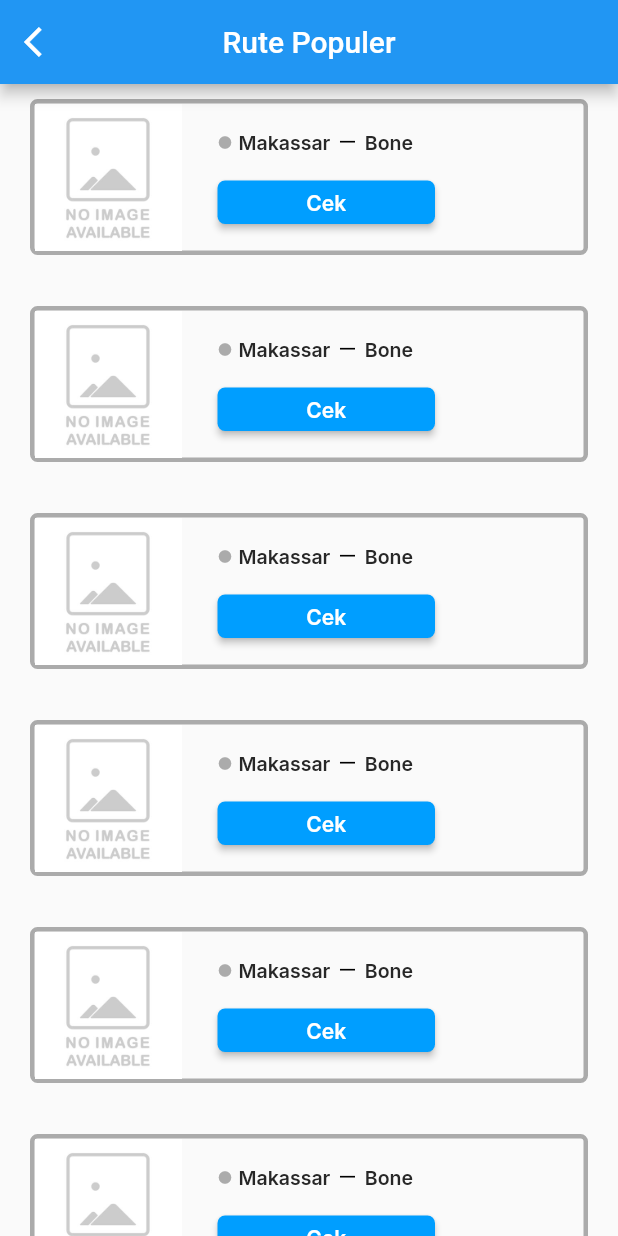
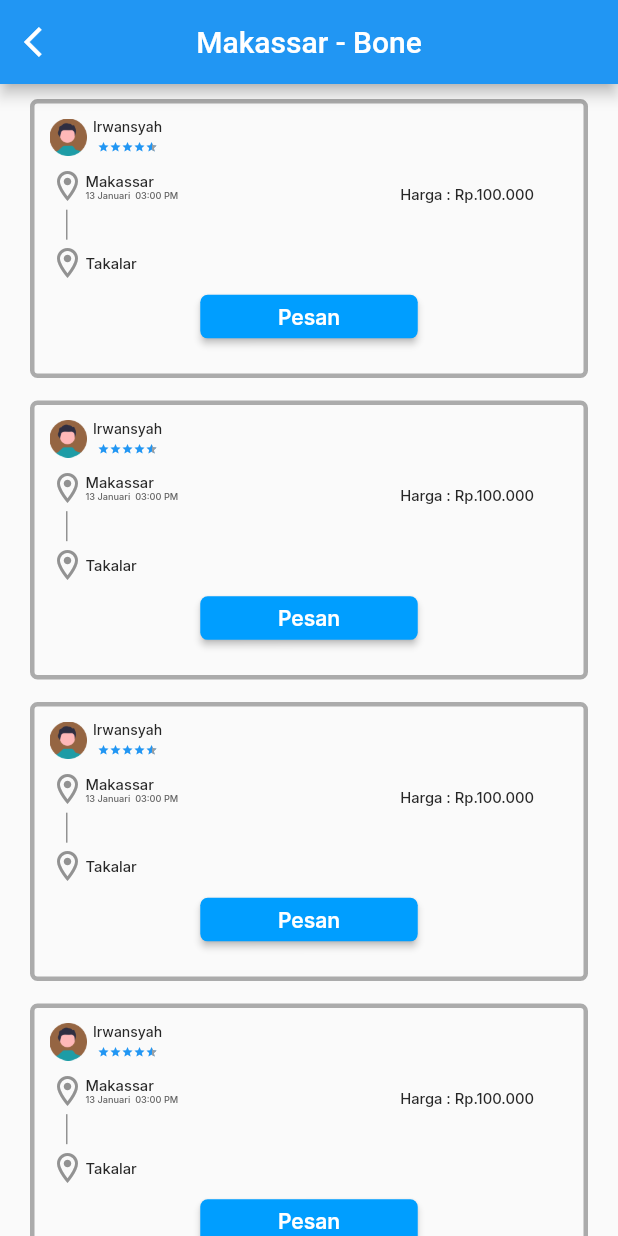
Before and after one commit to Dhaniramli/satuarah-app, a Flutter app: the PopularRouteView screen opened by its route, scrolled down 576 dp, after a tap on "Cek", on a phone screen of 412 x 824 dp. Run offline on Flutter 3.47's test engine with Material 2 defaults, Android fonts, the phone set to English and light mode, and no system bars; our stand-ins replace cloud_firestore, firebase_auth, firebase_core, flutter_switch, get, google_fonts; accounts and stored records are empty.

Commit message:
tampilan cek

```diff
--- /dev/null
+++ b/lib/app/modules/cek/bindings/cek_binding.dart
@@ -0,0 +1,12 @@
+import 'package:get/get.dart';
+
+import '../controllers/cek_controller.dart';
+
+class CekBinding extends Bindings {
+  @override
+  void dependencies() {
+    Get.lazyPut<CekController>(
+      () => CekController(),
+    );
+  }
+}
--- /dev/null
+++ b/lib/app/modules/cek/controllers/cek_controller.dart
@@ -0,0 +1,23 @@
+import 'package:get/get.dart';
+
+class CekController extends GetxController {
+  //TODO: Implement CekController
+
+  final count = 0.obs;
+  @override
+  void onInit() {
+    super.onInit();
+  }
+
+  @override
+  void onReady() {
+    super.onReady();
+  }
+
+  @override
+  void onClose() {
+    super.onClose();
+  }
+
+  void increment() => count.value++;
+}
--- /dev/null
+++ b/lib/app/modules/cek/views/cek_view.dart
@@ -0,0 +1,37 @@
+import 'package:flutter/material.dart';
+
+import 'package:get/get.dart';
+
+import '../../../../theme.dart';
+import '../controllers/cek_controller.dart';
+import 'widgets/card_full.dart';
+
+class CekView extends GetView<CekController> {
+  CekView({Key? key}) : super(key: key);
+
+  final List<Widget> myCek = List.generate(
+    20,
+    (index) => const CardFull(),
+  ).reversed.toList();
+
+  @override
+  Widget build(BuildContext context) {
+    return Scaffold(
+      appBar: AppBar(
+        title: const Text('Makassar - Bone'),
+        centerTitle: true,
+        leading: IconButton(
+          onPressed: () => Get.back(),
+          icon: const Icon(
+            Icons.arrow_back_ios,
+            color: white,
+          ),
+        ),
+      ),
+      body: ListView.builder(
+        itemCount: myCek.length,
+        itemBuilder: (context, index) => myCek[index],
+      ),
+    );
+  }
+}
--- /dev/null
+++ b/lib/app/modules/cek/views/widgets/card_full.dart
@@ -0,0 +1,161 @@
+import 'package:flutter/material.dart';
+
+import '../../../../../shared/rating_bar.dart';
+import '../../../../../theme.dart';
+
+class CardFull extends StatelessWidget {
+  const CardFull({
+    super.key,
+  });
+
+  @override
+  Widget build(BuildContext context) {
+    return Container(
+      margin: const EdgeInsets.only(right: 20, left: 20, bottom: 5, top: 10),
+      padding: const EdgeInsets.all(10),
+      decoration: BoxDecoration(
+          border: Border.all(color: grayDuaColor, width: 3),
+          borderRadius: BorderRadius.circular(5)),
+      child: SizedBox(
+        height: 160,
+        width: double.infinity,
+        child: Column(
+          children: [
+            Row(
+              children: [
+                SizedBox(
+                  height: 25,
+                  child: Row(
+                    children: [
+                      Container(
+                        height: 25.0,
+                        width: 25.0,
+                        decoration: BoxDecoration(
+                            borderRadius: BorderRadius.circular(50)),
+                        child: Image.asset(
+                          "assets/profile.png",
+                          width: 25.0,
+                          height: 25.0,
+                          fit: BoxFit.fill,
+                        ),
+                      ),
+                      const SizedBox(width: 4),
+                      Column(
+                        children: [
+                          Text(
+                            "Irwansyah",
+                            style: textBlackDuaStyle.copyWith(
+                              fontSize: 9.33,
+                              fontWeight: medium,
+                            ),
+                          ),
+                          Container(
+                            margin: const EdgeInsets.only(top: 4),
+                            height: 8,
+                            width: 40,
+                            child: const RatingBar(
+                              rating: 4.5,
+                              ratingCount: 12,
+                              size: 8,
+                            ),
+                          )
+                        ],
+                      ),
+                    ],
+                  ),
+                )
+              ],
+            ),
+            Container(
+              margin: const EdgeInsets.only(top: 8),
+              child: Row(
+                crossAxisAlignment: CrossAxisAlignment.start,
+                mainAxisAlignment: MainAxisAlignment.spaceBetween,
+                children: [
+                  Column(
+                    crossAxisAlignment: CrossAxisAlignment.start,
+                    children: [
+                      Row(
+                        children: [
+                          Icon(Icons.location_on_outlined,
+                              color: grayTigaColor),
+                          Column(
+                            crossAxisAlignment: CrossAxisAlignment.start,
+                            children: [
+                              Text(
+                                'Makassar',
+                                style: textBlackDuaStyle.copyWith(
+                                    fontSize: 9.83, fontWeight: medium),
+                              ),
+                              Text(
+                                '13 Januari  03:00 PM',
+                                style: textGrayStyle.copyWith(
+                                    fontSize: 6.13, fontWeight: medium),
+                              ),
+                            ],
+                          ),
+                        ],
+                      ),
+                      Container(
+                        width: 1,
+                        height: 20,
+                        color: grayTigaColor,
+                        margin: const EdgeInsets.only(
+                            left: 11, top: 3.79, bottom: 3.79),
+                      ),
+                      Row(
+                        children: [
+                          Icon(Icons.location_on_outlined,
+                              color: grayTigaColor),
+                          Text(
+                            'Takalar',
+                            style: textBlackDuaStyle.copyWith(
+                                fontSize: 9.83, fontWeight: medium),
+                          ),
+                        ],
+                      ),
+                    ],
+                  ),
+                  Container(
+                    margin: const EdgeInsets.only(right: 23, top: 11),
+                    child: Text(
+                      'Harga : Rp.100.000',
+                      style: textBlackDuaStyle.copyWith(
+                          fontSize: 9.83, fontWeight: medium),
+                    ),
+                  )
+                ],
+              ),
+            ),
+            const SizedBox(height: 9),
+            Row(
+              mainAxisAlignment: MainAxisAlignment.center,
+              children: [
+                SizedBox(
+                  width: 145,
+                  height: 29,
+                  child: ElevatedButton(
+                    onPressed: () {},
+                    style: ElevatedButton.styleFrom(
+                      backgroundColor: primaryColor,
+                      shape: RoundedRectangleBorder(
+                        borderRadius: BorderRadius.circular(5),
+                      ),
+                    ),
+                    child: Text(
+                      "Pesan",
+                      style: textWhiteStyle.copyWith(
+                        fontSize: 14,
+                        fontWeight: semiBold,
+                      ),
+                    ),
+                  ),
+                ),
+              ],
+            )
+          ],
+        ),
+      ),
+    );
+  }
+}
--- a/lib/app/modules/popular_route/views/popular_route_view.dart
+++ b/lib/app/modules/popular_route/views/popular_route_view.dart
@@ -3,6 +3,7 @@ import 'package:flutter/material.dart';
 import 'package:get/get.dart';
 
 import '../../../../theme.dart';
+import '../../cek/views/cek_view.dart';
 import '../controllers/popular_route_controller.dart';
 
 class PopularRouteView extends GetView<PopularRouteController> {
@@ -70,7 +71,9 @@ class PopularRouteView extends GetView<PopularRouteController> {
                     width: 145,
                     height: 29,
                     child: ElevatedButton(
-                      onPressed: () {},
+                      onPressed: () {
+                        Get.to(()=> CekView());
+                      },
                       style: ElevatedButton.styleFrom(
                         backgroundColor: primaryColor,
                         shape: RoundedRectangleBorder(
--- a/lib/app/routes/app_pages.dart
+++ b/lib/app/routes/app_pages.dart
@@ -1,5 +1,7 @@
 import 'package:get/get.dart';
 
+import '../modules/cek/bindings/cek_binding.dart';
+import '../modules/cek/views/cek_view.dart';
 import '../modules/chat/bindings/chat_binding.dart';
 import '../modules/chat/views/chat_view.dart';
 import '../modules/find_ride/bindings/find_ride_binding.dart';
@@ -77,5 +79,10 @@ class AppPages {
       page: () => HistoryView(),
       binding: HistoryBinding(),
     ),
+    GetPage(
+      name: _Paths.CEK,
+      page: () => CekView(),
+      binding: CekBinding(),
+    ),
   ];
 }
--- a/lib/app/routes/app_routes.dart
+++ b/lib/app/routes/app_routes.dart
@@ -13,6 +13,7 @@ abstract class Routes {
   static const PROFILE = _Paths.PROFILE;
   static const CHAT = _Paths.CHAT;
   static const HISTORY = _Paths.HISTORY;
+  static const CEK = _Paths.CEK;
 }
 
 abstract class _Paths {
@@ -27,4 +28,5 @@ abstract class _Paths {
   static const PROFILE = '/profile';
   static const CHAT = '/chat';
   static const HISTORY = '/history';
+  static const CEK = '/cek';
 }
```
